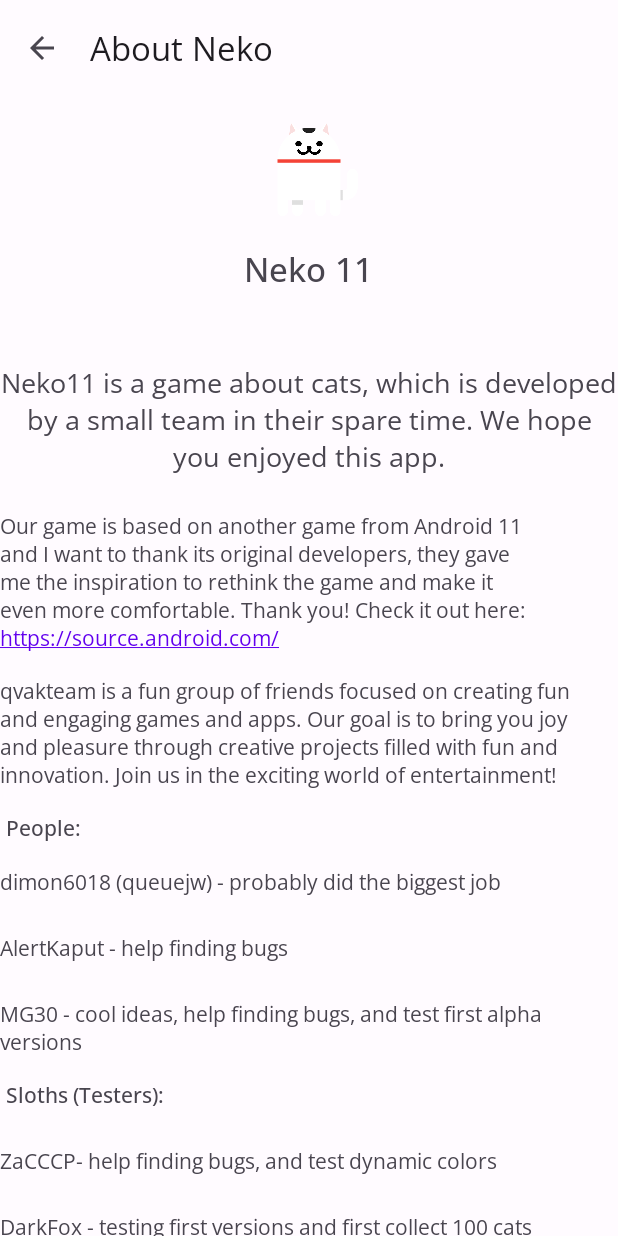
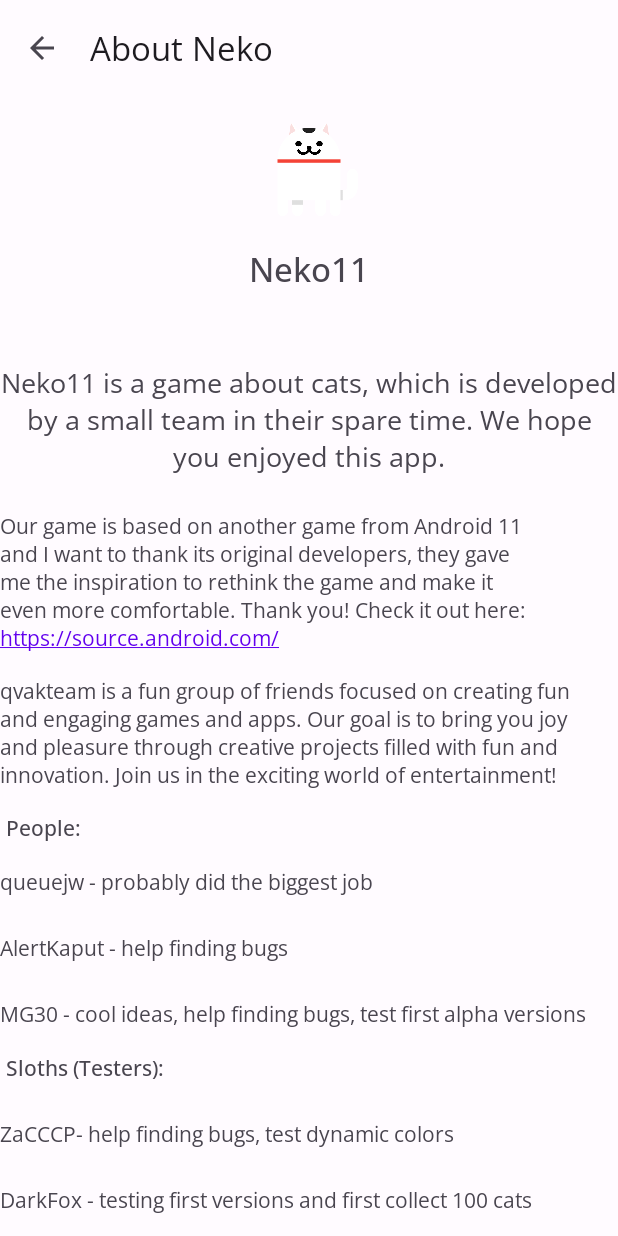
Before and after one commit to queuejw/Neko11, an Android app: the NekoAboutActivity screen opened directly, with no data from a screen before it, on a phone screen of 412 x 824 dp. Run offline under Robolectric (Android 15) with nearby library versions, the light colour scheme and no system bars; network calls fail.

Commit message:
2.3_12_02

```diff
--- a/app/build.gradle
+++ b/app/build.gradle
@@ -16,7 +16,7 @@
         minSdk 21
         targetSdk = 34
         versionCode 9
-        versionName '2.3_12_01'
+        versionName '2.3_12_02'
         multiDexEnabled false
         testInstrumentationRunner "androidx.test.runner.AndroidJUnitRunner"
     }
--- a/app/src/main/java/ru/dimon6018/neko11/NekoApplication.kt
+++ b/app/src/main/java/ru/dimon6018/neko11/NekoApplication.kt
@@ -25,8 +25,9 @@
 
 class NekoApplication : Application() {
     override fun onCreate() {
-        ExceptionHandler.setContext(applicationContext)
-        Thread.setDefaultUncaughtExceptionHandler(ExceptionHandler())
+        val crashHandler = ExceptionHandler()
+        crashHandler.setContext(applicationContext)
+        Thread.setDefaultUncaughtExceptionHandler(crashHandler)
         super.onCreate()
     }
 
--- a/app/src/main/java/ru/dimon6018/neko11/controls/CatControlsFragment.kt
+++ b/app/src/main/java/ru/dimon6018/neko11/controls/CatControlsFragment.kt
@@ -166,6 +166,7 @@
                 waterDialog()
             } else {
                 mPrefs!!.waterState = 200f
+                mPrefs!!.setWaterType(0)
             }
             updateTiles()
         }
--- a/app/src/main/java/ru/dimon6018/neko11/ui/activities/NekoCrash.kt
+++ b/app/src/main/java/ru/dimon6018/neko11/ui/activities/NekoCrash.kt
@@ -22,11 +22,12 @@
         setContentView(R.layout.neko_crash)
         val model = "Model: " + Build.MODEL + "\n"
         val name = "Neko11 Ver: " + BuildConfig.VERSION_NAME + "\n"
+        val brand = "Brand: " + Build.BRAND + "\n"
         val info: MaterialButton = findViewById(R.id.buttonRecoveryInfo)
         val restart: MaterialButton = findViewById(R.id.buttonRecoveryRestart)
         val clear: MaterialButton = findViewById(R.id.buttonRecoveryClear)
         val settings: MaterialButton = findViewById(R.id.buttonRecoverySettings)
-        val error = "Detected critical error.\n " + model + name + intent.extras?.getString("stacktrace")
+        val error = "Detected critical error.\n " + model + brand + name + intent.extras?.getString("stacktrace")
         info.setOnClickListener {
             MaterialAlertDialogBuilder(this)
                     .setIcon(R.drawable.ic_warning)
--- a/app/src/main/res/layout/neko_settings_content.xml
+++ b/app/src/main/res/layout/neko_settings_content.xml
@@ -293,7 +293,7 @@
 			android:id="@+id/max_cat_line_title"
 			android:layout_width="match_parent"
 			android:layout_height="wrap_content"
-			android:gravity="start"
+			android:gravity="center"
 			android:text="@string/max_cat_line_title"
 			android:textSize="14sp"
 			app:fontFamily="@font/opensans_regular" />
@@ -314,7 +314,7 @@
 			android:layout_width="match_parent"
 			android:layout_height="wrap_content"
 			android:layout_marginTop="1dp"
-			android:gravity="start"
+			android:gravity="center"
 			android:text="@string/cat_size_title"
 			android:textSize="14sp"
 			app:fontFamily="@font/opensans_regular" />
--- a/app/src/main/res/values/strings.xml
+++ b/app/src/main/res/values/strings.xml
@@ -16,11 +16,10 @@
   limitations under the License.
  -->
 <resources>
-    <string name="app_name">Neko 11</string>
-    <string name="app_name_neko">Neko 11</string>
+    <string name="app_name">Neko11</string>
+    <string name="app_name_neko">Neko11</string>
     <string name="dynamic_color">Dynamic colors</string>
     <string name="dynamic_color_sub">Automatically select an accent color based on the color of your wallpaper. Work only on Android 12+</string>
-	<string name="save_changes">Changes successfully saved</string>
 	<string name="choosetheme">Choose accent color</string>
 	<string name="dark_theme_auto">Auto dark theme</string>
 	<string name="dark_theme_auto_sub">If dark theme is enabled on your device, the app will adapt automatically</string>
@@ -50,7 +49,6 @@
     <string name="help">Help</string>
 	<string name="achievements">Achievements</string>
     <string name="help_message">Welcome to Neko! For start play click «Cat Controls» on bottom bar and fill all tiles. Then close app. If cat arrive, I send you notification. After you cat send cat your friends, or continue collect cats. Do not forget check tiles, because after arrive cat\'s eat your food and drink water. Good luck! </string>
-    <string name="background_changed">Restart the application</string>
     <string name="later">Later</string>
     <string name="restart">Restart</string>
     <string name="success">Success</string>
@@ -63,10 +61,10 @@
     <string name="permission_denied">I can\'t save picture, because permission denied. Please try again.</string>
     <string name="picture_saved_successful">Picture «%s» saved in /Pictures/Cats/. You can see it in gallery app.</string>
     <string name="about_text">Neko11 is a game about cats, which is developed by a small team in their spare time. We hope you enjoyed this app.</string>
-	<string name="about_dev1">dimon6018 (queuejw) - probably did the biggest job</string>
+	<string name="about_dev1">queuejw - probably did the biggest job</string>
 	<string name="about_dev2">AlertKaput - help finding bugs</string>
-	<string name="about_dev3">MG30 - cool ideas, help finding bugs, and test first alpha versions</string>
-	<string name="about_dev4">ZaCCCP- help finding bugs, аnd test dynamic colors</string>
+	<string name="about_dev3">MG30 - cool ideas, help finding bugs, test first alpha versions</string>
+	<string name="about_dev4">ZaCCCP- help finding bugs, test dynamic colors</string>
 	<string name="about_dev5">DarkFox - testing first versions and first collect 100 cats</string>
 	<string name="about_you">And you &#10084;</string>
 	<string name="rename_cat_title">Rename this cat!</string>
```
Also changed, not shown: app/src/main/java/ru/dimon6018/neko11/ui/activities/NekoAchievementsActivity.kt (+6 -8 lines), app/src/main/java/ru/dimon6018/neko11/workers/Cat.kt (+6 -7 lines), app/src/main/java/ru/dimon6018/neko11/workers/ExceptionHandler.kt (+7 -9 lines), app/src/main/java/ru/dimon6018/neko11/workers/NekoToiletWorker.kt (+3 -5 lines), 2 other files.
